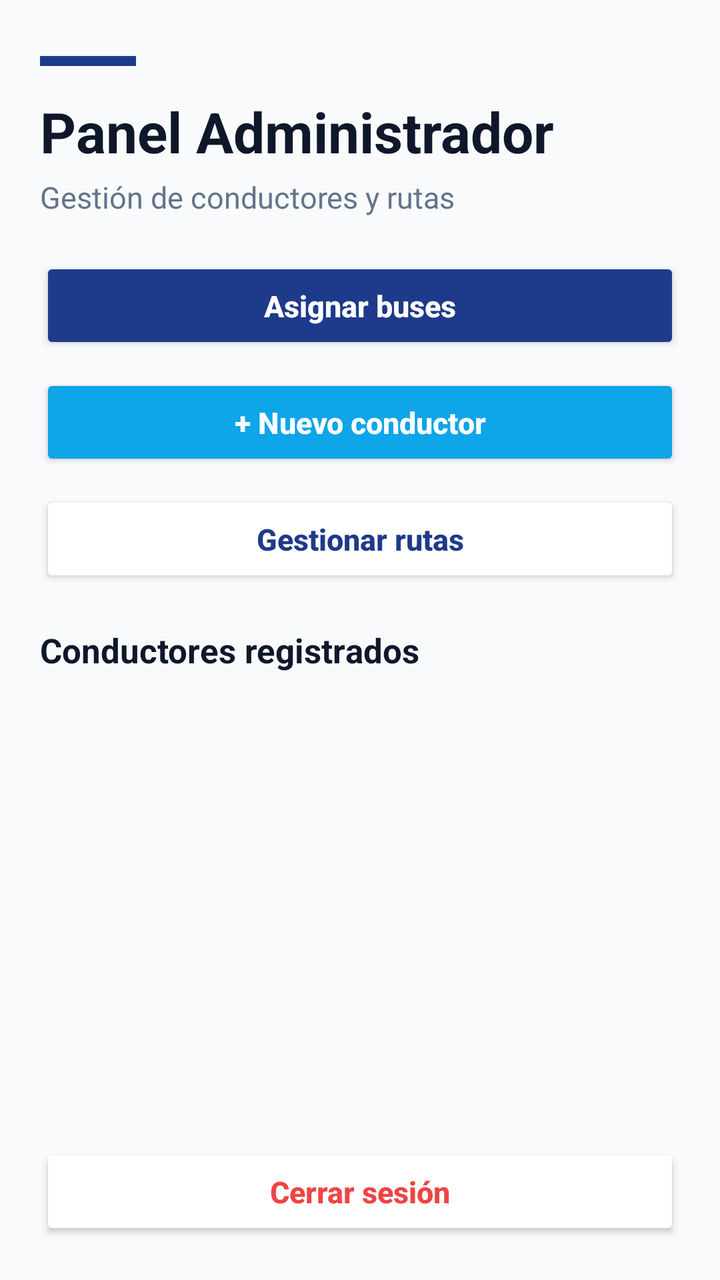
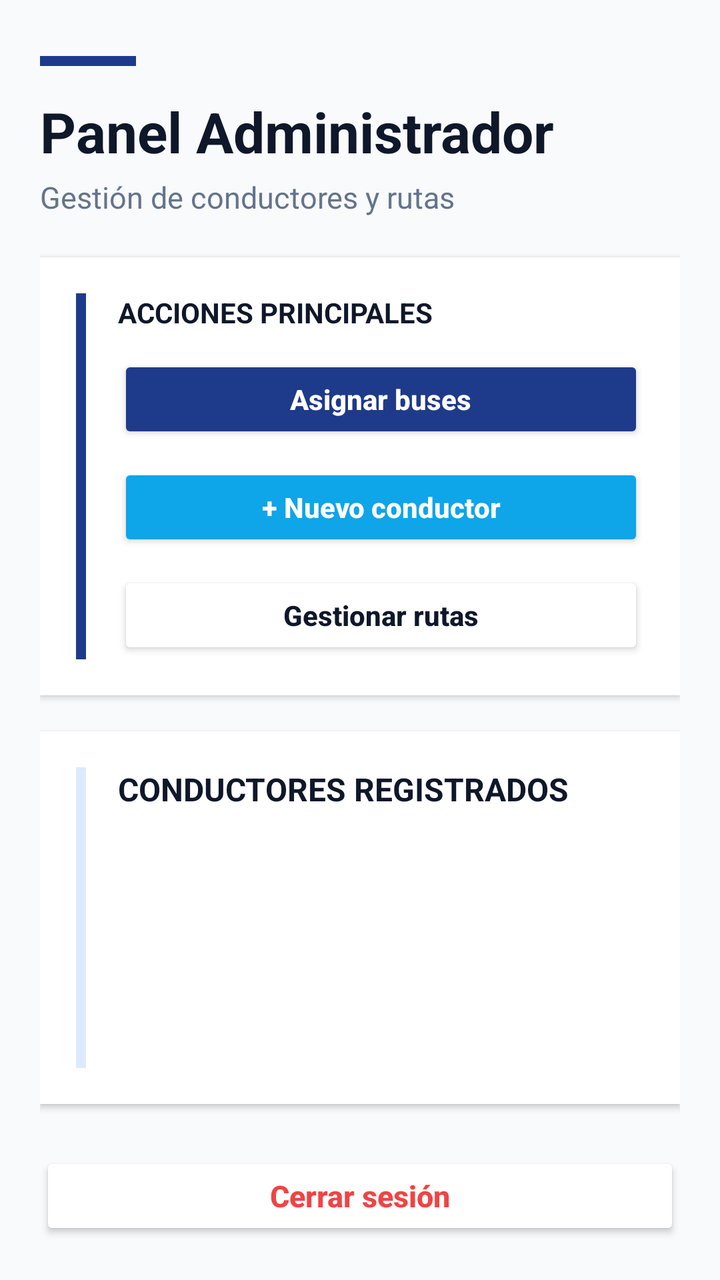

Screens rendered from an Android XML layout before and after an edit, with the pre-edit source and the edit as a unified diff.
<!-- AndroidManifest.xml: application theme Theme.Copia1APP -->
<!-- res/layout/activity_home_admin.xml -->
<?xml version="1.0" encoding="utf-8"?>
<LinearLayout
    xmlns:android="http://schemas.android.com/apk/res/android"
    android:layout_width="match_parent"
    android:layout_height="match_parent"
    android:orientation="vertical"
    android:background="@color/background"
    android:paddingStart="20dp"
    android:paddingEnd="20dp"
    android:paddingTop="28dp"
    android:paddingBottom="20dp">

    
    <View
        android:layout_width="48dp"
        android:layout_height="5dp"
        android:layout_marginBottom="14dp"
        android:background="@color/primary" />

    
    <TextView
        android:layout_width="match_parent"
        android:layout_height="wrap_content"
        android:text="Panel Administrador"
        android:textSize="28sp"
        android:textStyle="bold"
        android:textColor="@color/text_primary"
        android:layout_marginBottom="4dp" />

    
    <TextView
        android:layout_width="match_parent"
        android:layout_height="wrap_content"
        android:text="Gestión de conductores y rutas"
        android:textSize="15sp"
        android:textColor="@color/text_secondary"
        android:layout_marginBottom="20dp" />

    
    <ProgressBar
        android:id="@+id/progressBarAdmin"
        android:layout_width="wrap_content"
        android:layout_height="wrap_content"
        android:layout_gravity="center_horizontal"
        android:indeterminateTint="@color/primary"
        android:visibility="gone"
        android:layout_marginBottom="12dp" />

    
    <LinearLayout
        android:layout_width="match_parent"
        android:layout_height="wrap_content"
        android:orientation="vertical"
        android:layout_marginBottom="20dp">

        <Button
            android:id="@+id/btnAsignarBuses"
            android:layout_width="match_parent"
            android:layout_height="wrap_content"
            android:text="Asignar buses"
            android:textAllCaps="false"
            android:textStyle="bold"
            android:textColor="@color/text_white"
            android:textSize="15sp"
            android:backgroundTint="@color/primary"
            android:padding="14dp"
            android:layout_marginBottom="10dp" />

        <Button
            android:id="@+id/btnAgregarConductor"
            android:layout_width="match_parent"
            android:layout_height="wrap_content"
            android:text="+ Nuevo conductor"
            android:textAllCaps="false"
            android:textStyle="bold"
            android:textColor="@color/text_white"
            android:textSize="15sp"
            android:backgroundTint="@color/secondary"
            android:padding="14dp"
            android:layout_marginBottom="10dp" />

        <Button
            android:id="@+id/btnIrCrearRuta"
            android:layout_width="match_parent"
            android:layout_height="wrap_content"
            android:text="Gestionar rutas"
            android:textAllCaps="false"
            android:textStyle="bold"
            android:textColor="@color/primary"
            android:textSize="15sp"
            android:backgroundTint="@color/surface"
            android:padding="14dp" />

    </LinearLayout>

    
    <TextView
        android:layout_width="match_parent"
        android:layout_height="wrap_content"
        android:text="Conductores registrados"
        android:textSize="17sp"
        android:textStyle="bold"
        android:textColor="@color/text_primary"
        android:layout_marginBottom="10dp" />

    
    <androidx.recyclerview.widget.RecyclerView
        android:id="@+id/rvConductores"
        android:layout_width="match_parent"
        android:layout_height="0dp"
        android:layout_weight="1"
        android:clipToPadding="false"
        android:paddingBottom="8dp" />

    
    <Button
        android:id="@+id/btnCerrarSesionAdmin"
        android:layout_width="match_parent"
        android:layout_height="wrap_content"
        android:text="Cerrar sesión"
        android:textAllCaps="false"
        android:textStyle="bold"
        android:textSize="15sp"
        android:textColor="@color/error"
        android:backgroundTint="@color/surface"
        android:padding="14dp"
        android:layout_marginTop="14dp" />

</LinearLayout>
<!-- resources referenced by this layout -->
<resources>
  <color name="background">#F8FAFC</color>
  <color name="error">#EF4444</color>
  <color name="primary">#1E3A8A</color>
  <color name="secondary">#0EA5E9</color>
  <color name="surface">#FFFFFF</color>
  <color name="text_primary">#0F172A</color>
  <color name="text_secondary">#64748B</color>
  <color name="text_white">#FFFFFF</color>
  <style name="Theme.Copia1APP" parent="Base.Theme.Copia1APP" />
  <style name="Base.Theme.Copia1APP" parent="Theme.AppCompat.Light">
          
          
      </style>
</resources>

<!-- the commit's change to res/layout/activity_home_admin.xml (unified diff, before → after) -->
@@ -17,7 +17,6 @@
         android:layout_marginBottom="14dp"
         android:background="@color/primary" />
 
-    
     <TextView
         android:layout_width="match_parent"
         android:layout_height="wrap_content"
@@ -27,7 +26,6 @@
         android:textColor="@color/text_primary"
         android:layout_marginBottom="4dp" />
 
-    
     <TextView
         android:layout_width="match_parent"
         android:layout_height="wrap_content"
@@ -44,86 +42,125 @@
         android:layout_gravity="center_horizontal"
         android:indeterminateTint="@color/primary"
         android:visibility="gone"
-        android:layout_marginBottom="12dp" />
+        android:layout_marginBottom="14dp" />
 
     
     <LinearLayout
         android:layout_width="match_parent"
         android:layout_height="wrap_content"
-        android:orientation="vertical"
-        android:layout_marginBottom="20dp">
+        android:orientation="horizontal"
+        android:background="@color/surface"
+        android:padding="18dp"
+        android:layout_marginBottom="18dp"
+        android:elevation="2dp">
 
-        <Button
-            android:id="@+id/btnAsignarBuses"
-            android:layout_width="match_parent"
+        <View
+            android:layout_width="5dp"
+            android:layout_height="match_parent"
+            android:background="@color/primary"
+            android:layout_marginEnd="16dp" />
+
+        <LinearLayout
+            android:layout_width="0dp"
             android:layout_height="wrap_content"
-            android:text="Asignar buses"
-            android:textAllCaps="false"
-            android:textStyle="bold"
-            android:textColor="@color/text_white"
-            android:textSize="15sp"
-            android:backgroundTint="@color/primary"
-            android:padding="14dp"
-            android:layout_marginBottom="10dp" />
+            android:layout_weight="1"
+            android:orientation="vertical">
 
-        <Button
-            android:id="@+id/btnAgregarConductor"
-            android:layout_width="match_parent"
-            android:layout_height="wrap_content"
-            android:text="+ Nuevo conductor"
-            android:textAllCaps="false"
-            android:textStyle="bold"
-            android:textColor="@color/text_white"
-            android:textSize="15sp"
-            android:backgroundTint="@color/secondary"
-            android:padding="14dp"
-            android:layout_marginBottom="10dp" />
+            <TextView
+                android:layout_width="wrap_content"
+                android:layout_height="wrap_content"
+                android:text="ACCIONES PRINCIPALES"
+                android:textSize="14sp"
+                android:textStyle="bold"
+                android:textColor="@color/text_primary"
+                android:layout_marginBottom="12dp" />
 
-        <Button
-            android:id="@+id/btnIrCrearRuta"
-            android:layout_width="match_parent"
-            android:layout_height="wrap_content"
-            android:text="Gestionar rutas"
-            android:textAllCaps="false"
-            android:textStyle="bold"
-            android:textColor="@color/primary"
-            android:textSize="15sp"
-            android:backgroundTint="@color/surface"
-            android:padding="14dp" />
+            <Button
+                android:id="@+id/btnAsignarBuses"
+                android:layout_width="match_parent"
+                android:layout_height="44dp"
+                android:text="Asignar buses"
+                android:textAllCaps="false"
+                android:textStyle="bold"
+                android:textColor="@color/text_white"
+                android:backgroundTint="@color/primary"
+                android:layout_marginBottom="10dp" />
 
+            <Button
+                android:id="@+id/btnAgregarConductor"
+                android:layout_width="match_parent"
+                android:layout_height="44dp"
+                android:text="+ Nuevo conductor"
+                android:textAllCaps="false"
+                android:textStyle="bold"
+                android:textColor="@color/text_white"
+                android:backgroundTint="@color/secondary"
+                android:layout_marginBottom="10dp" />
+
+            <Button
+                android:id="@+id/btnIrCrearRuta"
+                android:layout_width="match_parent"
+                android:layout_height="44dp"
+                android:text="Gestionar rutas"
+                android:textAllCaps="false"
+                android:textStyle="bold"
+                android:textColor="@color/text_primary"
+                android:backgroundTint="@color/surface" />
+        </LinearLayout>
     </LinearLayout>
 
     
-    <TextView
-        android:layout_width="match_parent"
-        android:layout_height="wrap_content"
-        android:text="Conductores registrados"
-        android:textSize="17sp"
-        android:textStyle="bold"
-        android:textColor="@color/text_primary"
-        android:layout_marginBottom="10dp" />
-
-    
-    <androidx.recyclerview.widget.RecyclerView
-        android:id="@+id/rvConductores"
+    <LinearLayout
         android:layout_width="match_parent"
         android:layout_height="0dp"
         android:layout_weight="1"
-        android:clipToPadding="false"
-        android:paddingBottom="8dp" />
+        android:orientation="horizontal"
+        android:background="@color/surface"
+        android:padding="18dp"
+        android:layout_marginBottom="14dp"
+        android:elevation="2dp">
+
+        <View
+            android:layout_width="5dp"
+            android:layout_height="match_parent"
+            android:background="@color/primary_light"
+            android:layout_marginEnd="16dp" />
+
+        <LinearLayout
+            android:layout_width="0dp"
+            android:layout_height="match_parent"
+            android:layout_weight="1"
+            android:orientation="vertical">
+
+            <TextView
+                android:layout_width="match_parent"
+                android:layout_height="wrap_content"
+                android:text="CONDUCTORES REGISTRADOS"
+                android:textSize="16sp"
+                android:textStyle="bold"
+                android:textColor="@color/text_primary"
+                android:layout_marginBottom="10dp" />
+
+            <androidx.recyclerview.widget.RecyclerView
+                android:id="@+id/rvConductores"
+                android:layout_width="match_parent"
+                android:layout_height="match_parent"
+                android:clipToPadding="false"
+                android:paddingBottom="8dp" />
+        </LinearLayout>
+    </LinearLayout>
 
     
     <Button
         android:id="@+id/btnCerrarSesionAdmin"
         android:layout_width="match_parent"
-        android:layout_height="wrap_content"
+        android:layout_height="44dp"
         android:text="Cerrar sesión"
         android:textAllCaps="false"
         android:textStyle="bold"
         android:textSize="15sp"
         android:textColor="@color/error"
         android:backgroundTint="@color/surface"
-        android:padding="14dp"
-        android:layout_marginTop="14dp" />
+        android:layout_marginTop="10dp" />
 
 </LinearLayout>
<!-- resource entries referenced after the edit -->
@@ -3,6 +3,7 @@
   <color name="background">#F8FAFC</color>
   <color name="error">#EF4444</color>
   <color name="primary">#1E3A8A</color>
+  <color name="primary_light">#DBEAFE</color>
   <color name="secondary">#0EA5E9</color>
   <color name="surface">#FFFFFF</color>
   <color name="text_primary">#0F172A</color>
